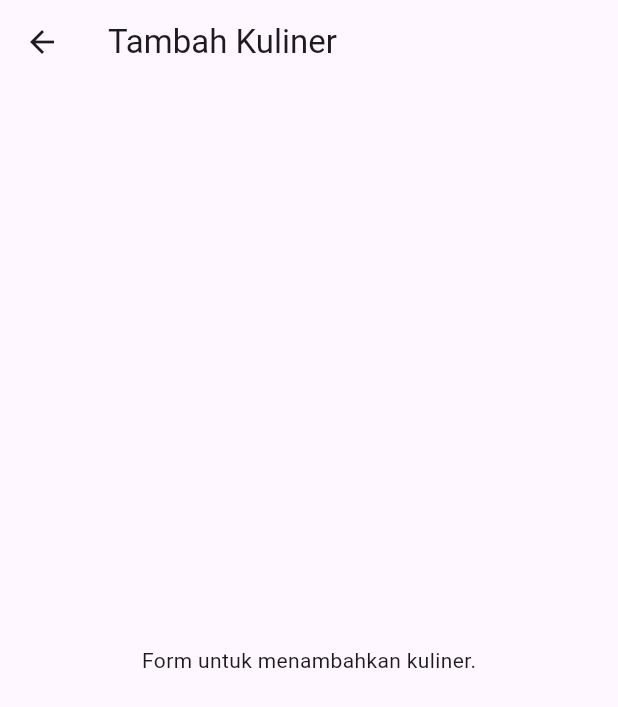
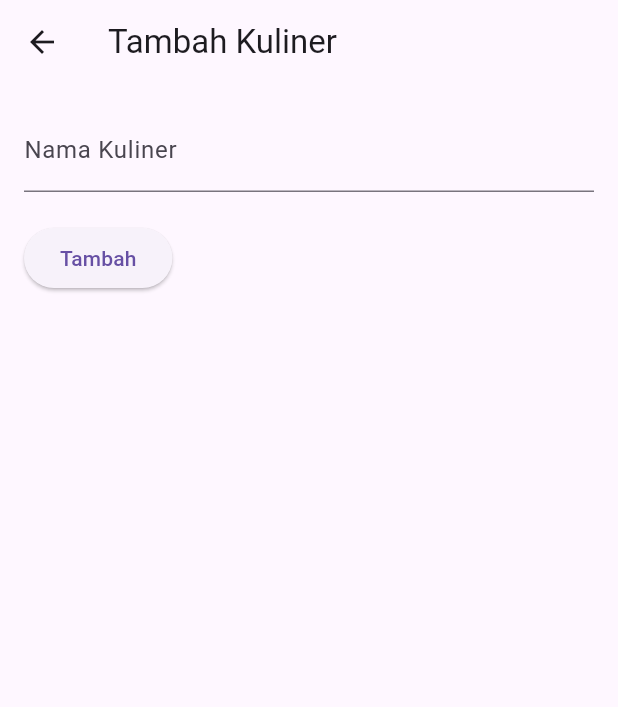
Before and after one commit to SitiMarfungahDwiLestari/kuliner_jogja, a Flutter app: the HomeScreen screen opened directly with empty values, after a tap on the "add" icon, on a phone screen of 412 x 824 dp. Shown: the top 707 px of the screen. Run offline on Flutter 3.47's test engine with Material 3 defaults, Android fonts, the phone set to English and light mode, and no system bars; network calls fail.

Commit message:
membuat list

```diff
--- a/lib/screen/create_screen.dart
+++ b/lib/screen/create_screen.dart
@@ -1,7 +1,15 @@
 import 'package:flutter/material.dart';
 
-class CreateScreen extends StatelessWidget {
+class CreateScreen extends StatefulWidget {
   const CreateScreen({Key? key}) : super(key: key);
+
+  @override
+  _CreateScreenState createState() => _CreateScreenState();
+}
+
+class _CreateScreenState extends State<CreateScreen> {
+  final TextEditingController _nameController = TextEditingController();
+  String errorMessage = '';
 
   @override
   Widget build(BuildContext context) {
@@ -9,9 +17,45 @@ class CreateScreen extends StatelessWidget {
       appBar: AppBar(
         title: Text("Tambah Kuliner"),
       ),
-      body: Center(
-        child: Text("Form untuk menambahkan kuliner."),
+      body: Padding(
+        padding: const EdgeInsets.all(16.0),
+        child: Column(
+          crossAxisAlignment: CrossAxisAlignment.start,
+          children: [
+            TextField(
+              controller: _nameController,
+              decoration: InputDecoration(
+                labelText: "Nama Kuliner",
+                hintText: "Masukkan nama kuliner",
+                errorText: errorMessage.isNotEmpty ? errorMessage : null,
+              ),
+            ),
+            SizedBox(height: 20),
+            ElevatedButton(
+              onPressed: _onAddPressed,
+              child: Text("Tambah"),
+            ),
+          ],
+        ),
       ),
     );
   }
+
+  void _onAddPressed() {
+    final String name = _nameController.text.trim();
+
+    if (name.isEmpty) {
+      setState(() {
+        errorMessage = "Nama kuliner tidak boleh kosong";
+      });
+    } else {
+      Navigator.pop(context, name); // Mengirim data kembali ke HomeScreen
+    }
+  }
+
+  @override
+  void dispose() {
+    _nameController.dispose();
+    super.dispose();
+  }
 }
--- a/lib/screen/home_screen.dart
+++ b/lib/screen/home_screen.dart
@@ -1,14 +1,17 @@
 import 'package:flutter/material.dart';
-import 'package:kuliner_jogja/screen/create_screen.dart';
-import 'package:kuliner_jogja/widget/header_widget.dart';
+import 'create_screen.dart';
 
-class HomeScreen extends StatelessWidget {
-  HomeScreen({super.key, required this.email});
-
+class HomeScreen extends StatefulWidget {
   final String email;
 
-  // Simulasi daftar makanan, untuk sementara kita kosongkan
-  final List<String> foodItems = [];
+  HomeScreen({Key? key, required this.email}) : super(key: key);
+
+  @override
+  _HomeScreenState createState() => _HomeScreenState();
+}
+
+class _HomeScreenState extends State<HomeScreen> {
+  List<String> foodItems = []; // Daftar makanan
 
   @override
   Widget build(BuildContext context) {
@@ -16,36 +19,34 @@ class HomeScreen extends StatelessWidget {
       appBar: AppBar(
         title: Text("Daftar Kuliner Jogja"),
       ),
-      // Menambahkan FloatingActionButton
       floatingActionButton: FloatingActionButton(
-        onPressed: () {
-          // Navigasi ke halaman CreateScreen
-          Navigator.push(
-            context,
-            MaterialPageRoute(builder: (context) => CreateScreen()),
-          );
-        },
+        onPressed: _goToCreateScreen, // Metode untuk navigasi ke CreateScreen
         child: Icon(Icons.add),
-        backgroundColor: Colors.yellow,
+        backgroundColor: Colors.blue,
       ),
       body: SafeArea(
-        child: Center(
-          child: Column(
-            crossAxisAlignment: CrossAxisAlignment.center,
-            children: [
-              Expanded(
-                child:
-                    _buildContent(), // Memanggil metode untuk menampilkan konten
-              ),
-            ],
-          ),
-        ),
+        child: _buildContent(),
       ),
     );
   }
 
+  void _goToCreateScreen() async {
+    // Navigasi ke CreateScreen dan tunggu nilai yang dikembalikan
+    final newItem = await Navigator.push(
+      context,
+      MaterialPageRoute(builder: (context) => CreateScreen()),
+    );
+
+    if (newItem != null) {
+      // Jika nilai dikembalikan, tambahkan ke daftar
+      setState(() {
+        foodItems
+            .add(newItem as String); // Tambahkan item baru ke daftar makanan
+      });
+    }
+  }
+
   Widget _buildContent() {
-    // Jika daftar kosong, tampilkan pesan
     if (foodItems.isEmpty) {
       return Center(
         child: Text(
@@ -54,12 +55,17 @@ class HomeScreen extends StatelessWidget {
         ),
       );
     } else {
-      // Jika daftar tidak kosong, tampilkan item
       return ListView.builder(
         itemCount: foodItems.length,
         itemBuilder: (context, index) {
-          return ListTile(
-            title: Text(foodItems[index]), // Tampilkan nama makanan
+          return Card(
+            color: Colors.yellow, // Latar belakang kuning
+            elevation: 4.0, // Efek bayangan
+            margin: EdgeInsets.symmetric(
+                vertical: 8, horizontal: 16), // Margin antara item
+            child: ListTile(
+              title: Text(foodItems[index]),
+            ),
           );
         },
       );
```
